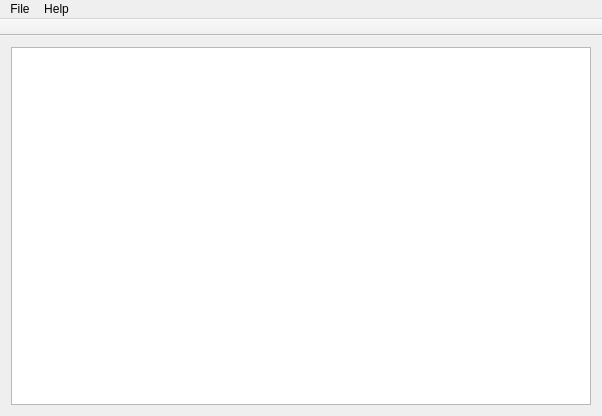
This is QDbcTool/DTForm.ui in sidsukana/QDbcTool as Qt 5 draws it before an edit. The edited form follows.
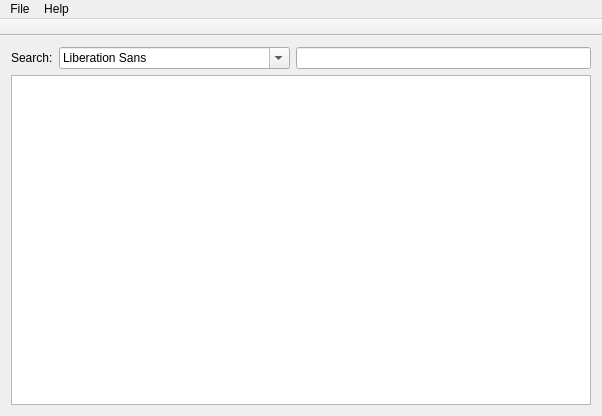
This is the edited form. Icons and pictures are not drawn.

```diff
--- a/QDbcTool/DTForm.ui
+++ b/QDbcTool/DTForm.ui
@@ -22,7 +22,20 @@
   </property>
   <widget class="QWidget" name="centralWidget">
    <layout class="QGridLayout" name="gridLayout_2">
+    <item row="0" column="1">
+     <widget class="QFontComboBox" name="fontComboBox"/>
+    </item>
+    <item row="0" column="2">
+     <widget class="QLineEdit" name="lineEdit"/>
+    </item>
     <item row="0" column="0">
+     <widget class="QLabel" name="label">
+      <property name="text">
+       <string>Search:</string>
+      </property>
+     </widget>
+    </item>
+    <item row="1" column="0" colspan="3">
      <layout class="QGridLayout" name="gridLayout">
       <property name="sizeConstraint">
        <enum>QLayout::SetDefaultConstraint</enum>
```
